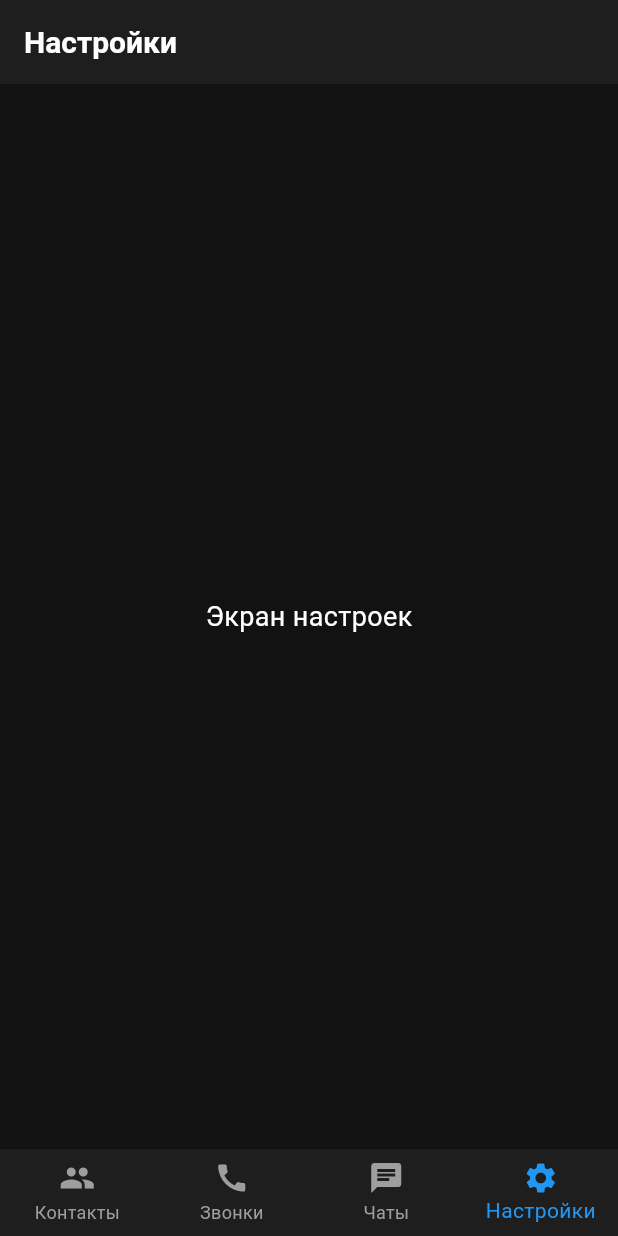
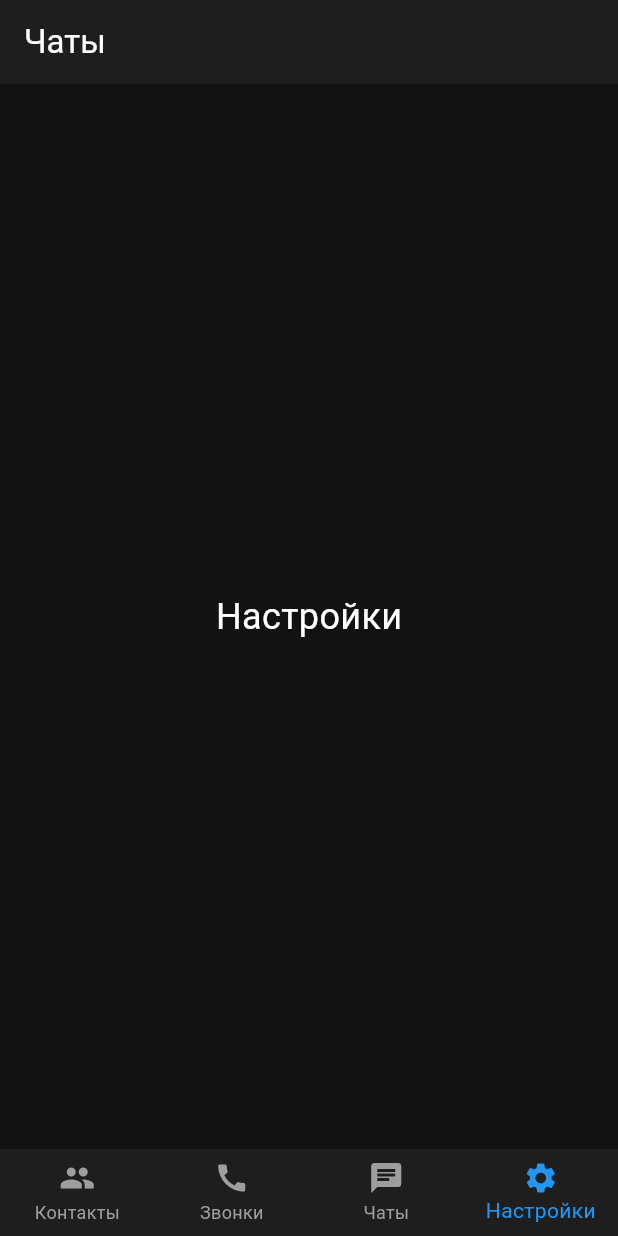
Before and after one commit to manul4iksigma/MaxShovel148842PisunBobraa1161, a Flutter app: the screen it shows after launch, item 4 of the bottom bar chosen, on a phone screen of 412 x 824 dp. Run offline on Flutter 3.47's test engine with Material 3 defaults, Android fonts, the phone set to English and light mode, and no system bars.

Commit message:
Create simplified app version to fix crashes

```diff
--- a/lib/main.dart
+++ b/lib/main.dart
@@ -1,8 +1,4 @@
 import 'package:flutter/material.dart';
-import 'screens/chats_screen.dart';
-import 'screens/contacts_screen.dart';
-import 'screens/calls_screen.dart';
-import 'screens/settings_screen.dart';
 
 void main() {
   WidgetsFlutterBinding.ensureInitialized();
@@ -12,16 +8,17 @@ void main() {
     FlutterError.presentError(details);
   };
 
-  runApp(const ChatApp());
+  runApp(const SimpleChatApp());
 }
 
-class ChatApp extends StatelessWidget {
-  const ChatApp({super.key});
+class SimpleChatApp extends StatelessWidget {
+  const SimpleChatApp({super.key});
 
   @override
   Widget build(BuildContext context) {
     return MaterialApp(
       title: 'Чаты',
+      debugShowCheckedModeBanner: false,
       theme: ThemeData(
         brightness: Brightness.dark,
         primarySwatch: Colors.blue,
@@ -31,42 +28,31 @@ class ChatApp extends StatelessWidget {
           foregroundColor: Colors.white,
           elevation: 0,
         ),
-        cardTheme: const CardThemeData(
-          color: Color(0xFF2A2A2A),
-        ),
-        bottomNavigationBarTheme: const BottomNavigationBarThemeData(
-          backgroundColor: Color(0xFF1E1E1E),
-          selectedItemColor: Colors.blue,
-          unselectedItemColor: Colors.grey,
-          type: BottomNavigationBarType.fixed,
-        ),
       ),
-      home: const MainScreen(),
+      home: const SimpleMainScreen(),
     );
   }
 }
 
-class MainScreen extends StatefulWidget {
-  const MainScreen({super.key});
+class SimpleMainScreen extends StatefulWidget {
+  const SimpleMainScreen({super.key});
 
   @override
-  State<MainScreen> createState() => _MainScreenState();
+  State<SimpleMainScreen> createState() => _SimpleMainScreenState();
 }
 
-class _MainScreenState extends State<MainScreen> {
-  int _currentIndex = 2; // Начинаем с вкладки "Чаты"
-
-  final List<Widget> _screens = [
-    const ContactsScreen(),
-    const CallsScreen(),
-    const ChatsScreen(),
-    const SettingsScreen(),
-  ];
+class _SimpleMainScreenState extends State<SimpleMainScreen> {
+  int _currentIndex = 2;
 
   @override
   Widget build(BuildContext context) {
     return Scaffold(
-      body: _screens[_currentIndex],
+      backgroundColor: const Color(0xFF121212),
+      appBar: AppBar(
+        title: const Text('Чаты'),
+        backgroundColor: const Color(0xFF1E1E1E),
+      ),
+      body: _buildBody(),
       bottomNavigationBar: BottomNavigationBar(
         currentIndex: _currentIndex,
         onTap: (index) {
@@ -74,48 +60,24 @@ class _MainScreenState extends State<MainScreen> {
             _currentIndex = index;
           });
         },
-        items: [
-          const BottomNavigationBarItem(
+        backgroundColor: const Color(0xFF1E1E1E),
+        selectedItemColor: Colors.blue,
+        unselectedItemColor: Colors.grey,
+        type: BottomNavigationBarType.fixed,
+        items: const [
+          BottomNavigationBarItem(
             icon: Icon(Icons.people),
             label: 'Контакты',
           ),
-          const BottomNavigationBarItem(
+          BottomNavigationBarItem(
             icon: Icon(Icons.call),
             label: 'Звонки',
           ),
           BottomNavigationBarItem(
-            icon: Stack(
-              children: [
-                const Icon(Icons.chat),
-                if (_currentIndex == 2)
-                  Positioned(
-                    right: 0,
-                    top: 0,
-                    child: Container(
-                      padding: const EdgeInsets.all(2),
-                      decoration: const BoxDecoration(
-                        color: Colors.red,
-                        shape: BoxShape.circle,
-                      ),
-                      constraints: const BoxConstraints(
-                        minWidth: 16,
-                        minHeight: 16,
-                      ),
-                      child: const Text(
-                        '1',
-                        style: TextStyle(
-                          color: Colors.white,
-                          fontSize: 10,
-                        ),
-                        textAlign: TextAlign.center,
-                      ),
-                    ),
-                  ),
-              ],
-            ),
+            icon: Icon(Icons.chat),
             label: 'Чаты',
           ),
-          const BottomNavigationBarItem(
+          BottomNavigationBarItem(
             icon: Icon(Icons.settings),
             label: 'Настройки',
           ),
@@ -123,4 +85,113 @@ class _MainScreenState extends State<MainScreen> {
       ),
     );
   }
+
+  Widget _buildBody() {
+    switch (_currentIndex) {
+      case 0:
+        return const Center(
+          child: Text(
+            'Контакты',
+            style: TextStyle(color: Colors.white, fontSize: 24),
+          ),
+        );
+      case 1:
+        return const Center(
+          child: Text(
+            'Звонки',
+            style: TextStyle(color: Colors.white, fontSize: 24),
+          ),
+        );
+      case 2:
+        return _buildChatsScreen();
+      case 3:
+        return const Center(
+          child: Text(
+            'Настройки',
+            style: TextStyle(color: Colors.white, fontSize: 24),
+          ),
+        );
+      default:
+        return const Center(
+          child: Text(
+            'Ошибка',
+            style: TextStyle(color: Colors.white, fontSize: 24),
+          ),
+        );
+    }
+  }
+
+  Widget _buildChatsScreen() {
+    return Column(
+      children: [
+        // Простая карточка
+        Container(
+          margin: const EdgeInsets.all(16),
+          padding: const EdgeInsets.all(16),
+          decoration: BoxDecoration(
+            color: const Color(0xFF2A2A2A),
+            borderRadius: BorderRadius.circular(12),
+          ),
+          child: const Row(
+            children: [
+              CircleAvatar(
+                backgroundColor: Colors.blue,
+                child: Text('M', style: TextStyle(color: Colors.white)),
+              ),
+              SizedBox(width: 12),
+              Expanded(
+                child: Column(
+                  crossAxisAlignment: CrossAxisAlignment.start,
+                  children: [
+                    Text(
+                      'MAX',
+                      style: TextStyle(color: Colors.white, fontSize: 16, fontWeight: FontWeight.bold),
+                    ),
+                    Text(
+                      'Вход с нового устройства...',
+                      style: TextStyle(color: Colors.grey, fontSize: 14),
+                    ),
+                  ],
+                ),
+              ),
+            ],
+          ),
+        ),
+
+        // Вторая карточка
+        Container(
+          margin: const EdgeInsets.symmetric(horizontal: 16),
+          padding: const EdgeInsets.all(16),
+          decoration: BoxDecoration(
+            color: const Color(0xFF2A2A2A),
+            borderRadius: BorderRadius.circular(12),
+          ),
+          child: const Row(
+            children: [
+              CircleAvatar(
+                backgroundColor: Colors.grey,
+                child: Text('G', style: TextStyle(color: Colors.white)),
+              ),
+              SizedBox(width: 12),
+              Expanded(
+                child: Column(
+                  crossAxisAlignment: CrossAxisAlignment.start,
+                  children: [
+                    Text(
+                      'GigaChat • MAX',
+                      style: TextStyle(color: Colors.white, fontSize: 16, fontWeight: FontWeight.bold),
+                    ),
+                    Text(
+                      'Вот что я умею...',
+                      style: TextStyle(color: Colors.grey, fontSize: 14),
+                    ),
+                  ],
+                ),
+              ),
+            ],
+          ),
+        ),
+      ],
+    );
+  }
 }
```
